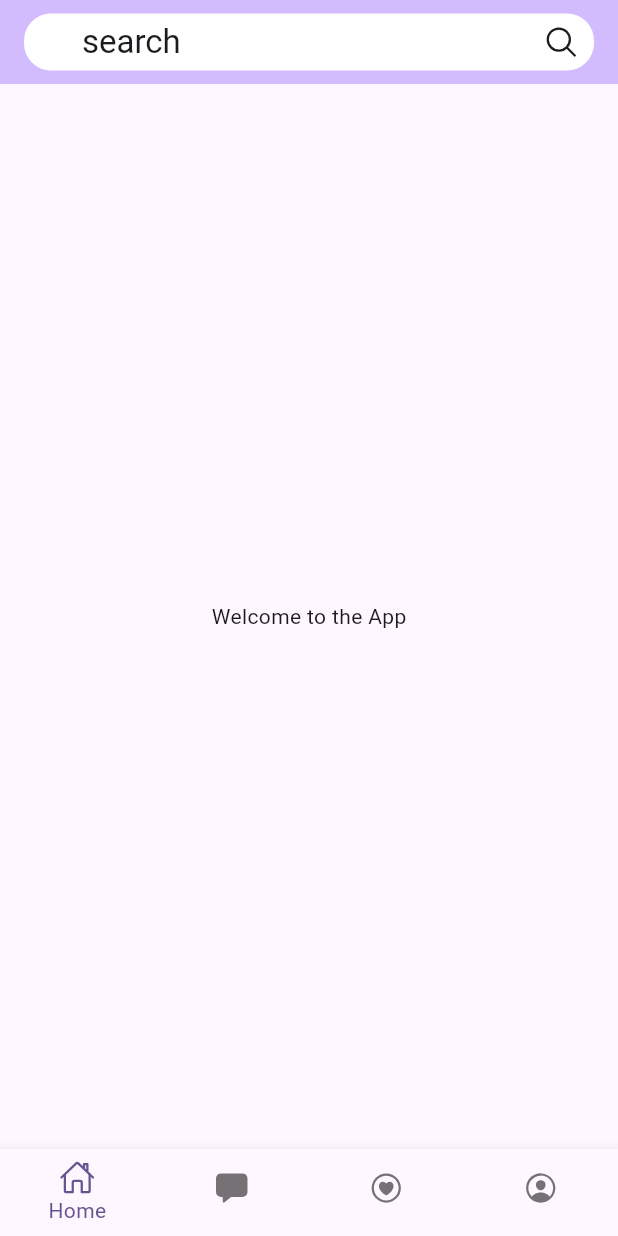
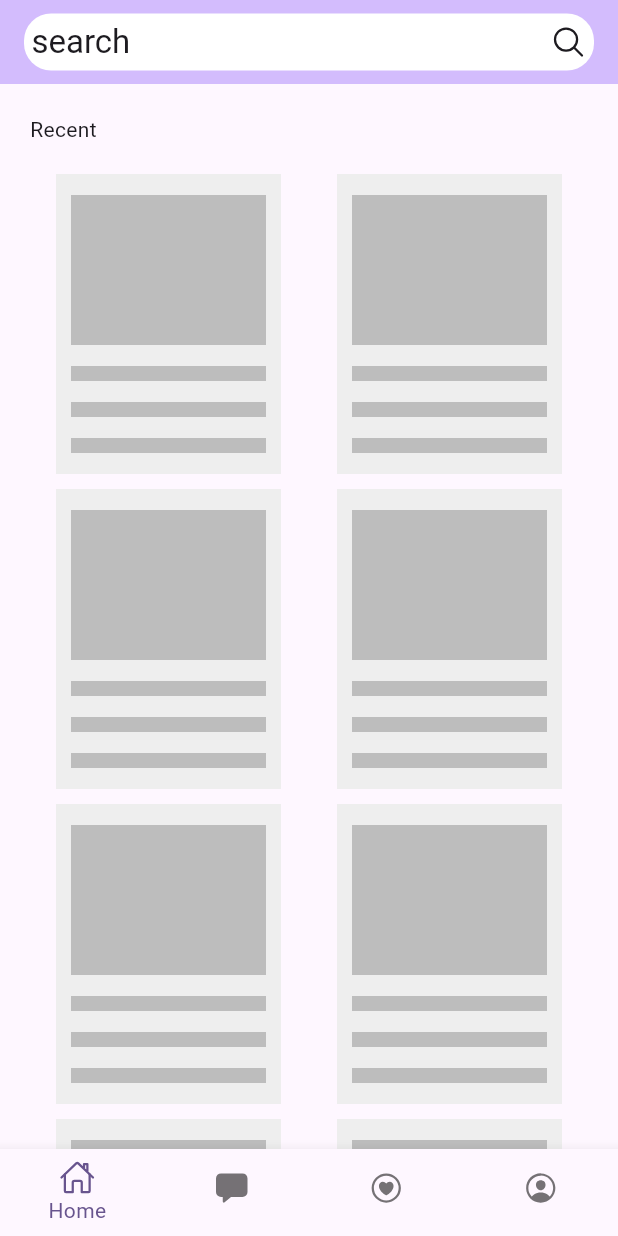
Before and after one commit to jack8096/AgriLease, a Flutter app: the first screen one second after launch, on a phone screen of 412 x 824 dp. Run offline on Flutter 3.47's test engine with Material 2 defaults, Android fonts, the phone set to English and light mode, and no system bars; drawn by our look-alikes of flutter_animate; our stand-ins replace ionicons.

Commit message:
added Loading Screen Animation

```diff
--- a/lib/main.dart
+++ b/lib/main.dart
@@ -1,4 +1,5 @@
 import 'package:flutter/material.dart';
+import 'package:flutter_animate/flutter_animate.dart';
 import 'package:ionicons/ionicons.dart';
 
 void main() {
@@ -33,9 +34,26 @@ class MyHomePage extends StatefulWidget {
 
 class _MyHomePageState extends State<MyHomePage> {
 
+late bool isloading;
+@override
+void initState() {
+  isloading = true;
+  Future.delayed(const Duration(seconds: 3), (){
+  setState(() {
+    isloading = false;
+  });
+
+
+  } );
+
+    super.initState();
+  }
+
+
 
 int _currentIndex = 0;
 void _navigationBarIndex(int index){
+
   setState(() {
     _currentIndex = index;
   });
@@ -43,25 +61,35 @@ void _navigationBarIndex(int index){
 
   @override
   Widget build(BuildContext context) {
+
     return Scaffold(
       appBar: AppBar(
         backgroundColor: Theme.of(context).colorScheme.inversePrimary,
         title: Container( padding: const EdgeInsets.all(5), decoration: const BoxDecoration(color: Colors.white, borderRadius:BorderRadius.all(Radius.circular(18))),
-          child: const Row(children: [Expanded(flex:1, child: Spacer()), Expanded(flex:9, child: Text('search' ), ), Expanded(flex:1, child: Icon(Ionicons.search_outline), ) ]
+          child: const Row(children: [ Text('search' ), Spacer(),  Icon(Ionicons.search_outline), ]
+          //child: const Row(children: [Expanded(flex:1, child: Spacer()), Expanded(flex:9, child: Text('search' ), ), Expanded(flex:1, child: Icon(Ionicons.search_outline), ) ]
 
         ),)
       ),
-      body: const Center(
-        child: Text('Welcome to the App',),),
+      body:
+      //ListView.builder(shrinkWrap: true, itemCount: 2, itemBuilder: ((BuildContext context, int index) => const Text('data i'))),
+      Column(
+      crossAxisAlignment: CrossAxisAlignment.start,
+      children: [Container(padding: const EdgeInsets.all(20),  child: const Text('Recent'),), //padding: EdgeInsets.all(20),
+        isloading?
+        const Expanded(child: LoadingshimmeringEffect())
+        :const Text('recent equipment are showed here'),
+
+
+
+      ],),
       bottomNavigationBar: navigationBar(),
-
-      //floatingActionButton: FloatingActionButton(onPressed: _incrementCounter, tooltip: 'Increment', child: const Icon(Icons.add),), // This trailing comma makes auto-formatting nicer for build methods.
     );
   }
 
   BottomNavigationBar navigationBar() {
     return BottomNavigationBar( type: BottomNavigationBarType.fixed , showUnselectedLabels:false,
-    onTap: (value) => _navigationBarIndex(value),
+    onTap: (value) => {_navigationBarIndex(value), },
     currentIndex: _currentIndex,
       items:  const [
       BottomNavigationBarItem(icon: Icon(Ionicons.home_outline), label: 'Home'),
@@ -71,3 +99,52 @@ void _navigationBarIndex(int index){
       ]);
   }
 }
+
+class LoadingshimmeringEffect extends StatelessWidget {
+  const LoadingshimmeringEffect({
+    super.key,
+  });
+
+  @override
+  Widget build(BuildContext context) {
+    return
+     Animate(onComplete: (controller) => controller.repeat(),  effects:const  [ShimmerEffect(color: Colors.white38, duration: Duration(seconds: 2)), ],
+    child:
+    ListView.separated(shrinkWrap: true, itemCount: 4, itemBuilder: ((BuildContext context, int index) => //const Text('data i')),
+    Row( mainAxisAlignment: MainAxisAlignment.spaceEvenly, children: [ ProductCards(), ProductCards(),],) ),
+    separatorBuilder: (context, index)=>  const SizedBox(height: 10),
+    ));
+  }
+}
+
+class ProductCards extends StatelessWidget {
+   ProductCards({super.key,});
+
+final foregroundColor = Colors.grey[400];
+final backgroundColor = Colors.grey[200];
+
+  @override
+  Widget build(BuildContext context) {
+    return Container( height: 200, width: 150, color: backgroundColor,
+        child: Column( mainAxisAlignment: MainAxisAlignment.spaceEvenly,
+          children: [
+          Container( height: 100, width: 130, color: foregroundColor, ),
+          Container( height: 10, width: 130, color: foregroundColor, ),
+          Container( height: 10, width: 130, color: foregroundColor, ),
+          Container( height: 10, width: 130, color: foregroundColor, ),
+        ],),
+      );
+  }
+}
+
+class RecentSection extends StatelessWidget {
+  const RecentSection({
+    super.key,
+  });
+
+  @override
+  Widget build(BuildContext context) {
+    return const Center(
+      child: Text('Welcome to the App',),);
+  }
+}
--- a/pubspec.yaml
+++ b/pubspec.yaml
@@ -36,6 +36,7 @@ dependencies:
   # Use with the CupertinoIcons class for iOS style icons.
   cupertino_icons: ^1.0.2
   ionicons: ^0.2.2
+  flutter_animate: ^4.2.0+1
 
 dev_dependencies:
   flutter_test:
```
Also changed, not shown: pubspec.lock.
